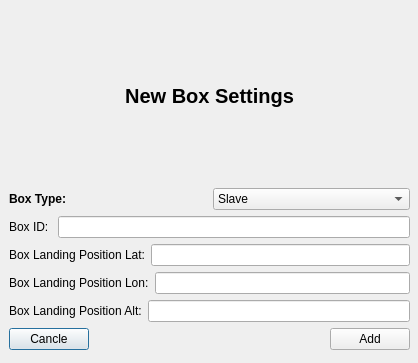
Above: ros2_ws/src/hmi/ui/new_box_pupup.ui from Samwise101/EiRT-AscenD-Robotics before the change. Below: the same form after it.
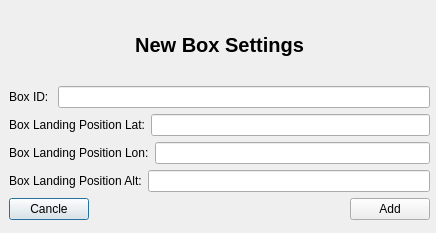
That is the form after the change. Icons and pictures are not drawn.

Commit message: Fixed new box dialog from imutable

The edit to the form file:
```diff
--- a/ros2_ws/src/hmi/ui/new_box_pupup.ui
+++ b/ros2_ws/src/hmi/ui/new_box_pupup.ui
@@ -6,8 +6,8 @@
    <rect>
     <x>0</x>
     <y>0</y>
-    <width>418</width>
-    <height>363</height>
+    <width>436</width>
+    <height>233</height>
    </rect>
   </property>
   <property name="windowTitle">
@@ -18,11 +18,11 @@
     <rect>
      <x>9</x>
      <y>9</y>
-     <width>401</width>
-     <height>341</height>
+     <width>421</width>
+     <height>211</height>
     </rect>
    </property>
-   <layout class="QVBoxLayout" name="verticalLayout" stretch="0,0,0,0,0">
+   <layout class="QVBoxLayout" name="verticalLayout" stretch="0,0,0,0">
     <item>
      <widget class="QLabel" name="label">
       <property name="font">
@@ -40,37 +40,6 @@
       </property>
      </widget>
     </item>
-    <item>
-     <layout class="QHBoxLayout" name="horizontalLayout">
-      <item>
-       <widget class="QLabel" name="label_2">
-        <property name="font">
-         <font>
-          <weight>75</weight>
-          <bold>true</bold>
-         </font>
-        </property>
-        <property name="text">
-         <string>Box Type:</string>
-        </property>
-       </widget>
-      </item>
-      <item>
-       <widget class="QComboBox" name="comboBox">
-        <item>
-         <property name="text">
-          <string>Slave</string>
-         </property>
-        </item>
-        <item>
-         <property name="text">
-          <string>Master</string>
-         </property>
-        </item>
-       </widget>
-      </item>
-     </layout>
-    </item>
     <item>
      <layout class="QHBoxLayout" name="horizontalLayout_2">
       <item>
@@ -103,7 +72,7 @@
         <item>
          <widget class="QLineEdit" name="boxLatLineEdit">
           <property name="readOnly">
-           <bool>true</bool>
+           <bool>false</bool>
           </property>
          </widget>
         </item>
@@ -121,7 +90,7 @@
         <item>
          <widget class="QLineEdit" name="boxLonLineEdit">
           <property name="readOnly">
-           <bool>true</bool>
+           <bool>false</bool>
           </property>
          </widget>
         </item>
@@ -139,7 +108,7 @@
         <item>
          <widget class="QLineEdit" name="boxAltLineEdit">
           <property name="readOnly">
-           <bool>true</bool>
+           <bool>false</bool>
           </property>
          </widget>
         </item>
```
Left out of the diff: 42 changed lines with no effect on the pictures. The commit also changes 3 other files.
